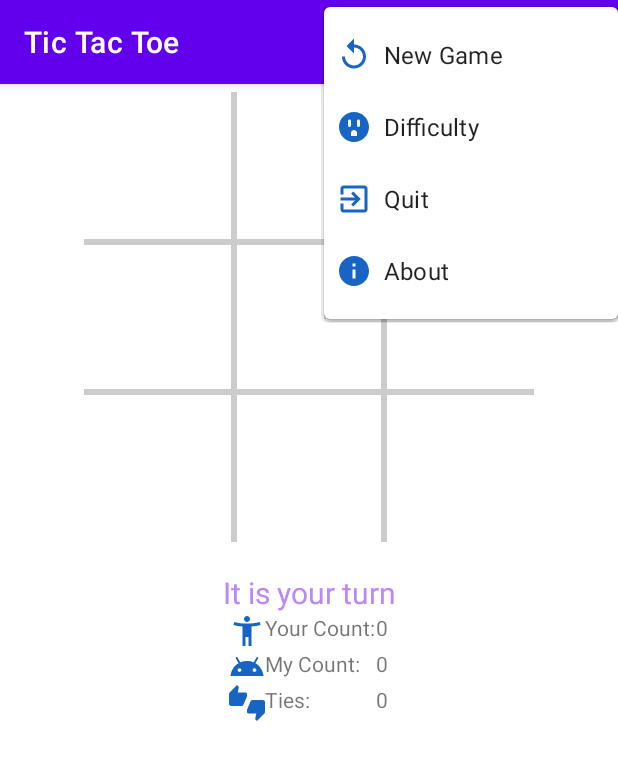
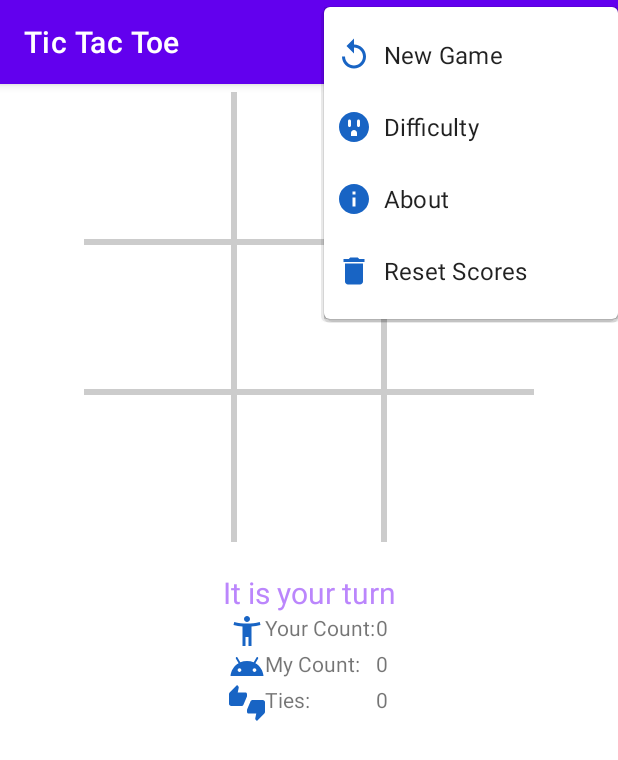
Before and after one commit to CristianV9610/Diseno-de-Apps-Moviles-Reto6, an Android app: the screen it shows after launch (MainActivity), after a tap on "Options", on a phone screen of 412 x 824 dp. Shown: the top 760 px of the screen. Run offline under Robolectric (Android 15) with nearby library versions, the phone set to English and light mode, and no system bars.

Commit message:
Landscape view added, portrait mode added to app, save and restore variables before rotating to portrait mode or exit the game added.

```diff
--- a/app/src/main/java/edu/unal/mytictactoegame/MainActivity.java
+++ b/app/src/main/java/edu/unal/mytictactoegame/MainActivity.java
@@ -4,22 +4,23 @@ import android.app.AlertDialog;
 import android.app.Dialog;
 import android.content.Context;
 import android.content.DialogInterface;
-import android.graphics.Color;
+//import android.graphics.Color;
+import android.content.SharedPreferences;
 import android.media.MediaPlayer;
 import android.os.Bundle;
 import android.os.Handler;
-import android.util.Log;
+//import android.util.Log;
 import android.view.LayoutInflater;
 import android.view.Menu;
 import android.view.MenuInflater;
 import android.view.MenuItem;
 import androidx.appcompat.app.AppCompatActivity;
-import androidx.fragment.app.DialogFragment;
+//import androidx.fragment.app.DialogFragment;
 
 import android.view.MotionEvent;
 import android.view.View;
 
-import android.widget.Button;
+//import android.widget.Button;
 import android.widget.TextView;
 import android.widget.Toast;
 
@@ -27,19 +28,20 @@ public class MainActivity extends AppCompatActivity {
 
     private TicTacToeGame mGame;
     private BoardView mBoardView;
-
     private TextView mInfoTextView;
     private TextView mTieCountView;
     private TextView mYourCountView;
     private TextView mMyCountView;
+    private SharedPreferences mPrefs;
 
     private boolean mGameOver;
     private int mYourCount;
     private int mMyCount;
     private int mTieCount;
+    private int mDifficulty;
 
     static final int DIALOG_DIFFICULTY_ID = 0;
-    static final int DIALOG_QUIT_ID = 1;
+    static final int DIALOG_RESET_ID = 1;
     static final int DIALOG_ABOUT_ID = 2;
 
     MediaPlayer mHumanMediaPlayer;
@@ -142,8 +144,6 @@ public class MainActivity extends AppCompatActivity {
         }
     };
 
-
-
     private void startNewGame(){
 
         mGame.clearBoard();
@@ -165,6 +165,12 @@ public class MainActivity extends AppCompatActivity {
             return true;
         }
         return false;
+    }
+
+    private void displayScores(){
+        mMyCountView.setText(String.valueOf(mMyCount));
+        mYourCountView.setText(String.valueOf(mYourCount));
+        mTieCountView.setText(String.valueOf(mTieCount));
     }
 
     @Override
@@ -192,18 +198,14 @@ public class MainActivity extends AppCompatActivity {
     @Override
     protected void onCreate(Bundle savedInstanceState) {
         super.onCreate(savedInstanceState);
+
         setContentView(R.layout.activity_main);
 
-//        mBoardButtons = new Button[TicTacToeGame.BoardSize];
-//        mBoardButtons[0] = findViewById(R.id.one);
-//        mBoardButtons[1] = findViewById(R.id.two);
-//        mBoardButtons[2] = findViewById(R.id.three);
-//        mBoardButtons[3] = findViewById(R.id.four);
-//        mBoardButtons[4] = findViewById(R.id.five);
-//        mBoardButtons[5] = findViewById(R.id.six);
-//        mBoardButtons[6] = findViewById(R.id.seven);
-//        mBoardButtons[7] = findViewById(R.id.eight);
-//        mBoardButtons[8] = findViewById(R.id.nine);
+        mPrefs = getSharedPreferences("ttt_prefs" , MODE_PRIVATE);
+        mYourCount = mPrefs.getInt("mYourCount", 0);
+        mMyCount = mPrefs.getInt("mMyCount", 0);
+        mTieCount = mPrefs.getInt("mTieCount", 0);
+        mDifficulty = mPrefs.getInt("mDifficulty", 2);
 
         mInfoTextView = findViewById(R.id.information);
         mTieCountView = findViewById(R.id.tiecount);
@@ -214,14 +216,37 @@ public class MainActivity extends AppCompatActivity {
         mBoardView = findViewById(R.id.board);
         mBoardView.setGame(mGame);
 
-        mYourCount = 0;
-        mMyCount = 0;
-        mTieCount = 0;
-
         mBoardView.setOnTouchListener(mTouchListener);
 
+        if (savedInstanceState == null){
+            startNewGame();
+        }
 
-        startNewGame();
+        else {
+            mGame.setBoardState(savedInstanceState.getCharArray("board"));
+            mGameOver = savedInstanceState.getBoolean("mGameOver");
+            mInfoTextView.setText(savedInstanceState.getCharSequence("info"));
+            mYourCount = savedInstanceState.getInt("mYourCount") ;
+            mMyCount = savedInstanceState.getInt("mMyCount");
+            mTieCount = savedInstanceState.getInt("mTieCount");
+            mDifficulty = savedInstanceState.getInt("mDifficulty");
+            //mGoFirst = savedInstanceState.getChar("mGoFirst");
+        }
+
+        switch(mDifficulty) {
+            case 0:
+                mGame.setDifficulty(TicTacToeGame.Difficulty.Easy);
+                break;
+            case 1:
+                mGame.setDifficulty(TicTacToeGame.Difficulty.Harder);
+                break;
+            case 2:
+                mGame.setDifficulty(TicTacToeGame.Difficulty.Expert);
+                break;
+        }
+
+        displayScores();
+
     }
 
     @Override
@@ -242,8 +267,8 @@ public class MainActivity extends AppCompatActivity {
             case R.id.ai_difficulty:
                 showDialog(DIALOG_DIFFICULTY_ID);
                 return true;
-            case R.id.quit:
-                showDialog(DIALOG_QUIT_ID);
+            case R.id.reset_scores:
+                showDialog(DIALOG_RESET_ID);
                 return true;
             case R.id.about:
                 showDialog(DIALOG_ABOUT_ID);
@@ -256,9 +281,7 @@ public class MainActivity extends AppCompatActivity {
     protected Dialog onCreateDialog(int id){
         Dialog dialog = null;
         AlertDialog.Builder builder = new AlertDialog.Builder(this);
-        int selected = 2;
-        TicTacToeGame.Difficulty DifficultyLevel;
-
+        //mDifficulty = 2;
         switch(id) {
             case DIALOG_DIFFICULTY_ID:
                 builder.setTitle(R.string.difficulty_choose);
@@ -268,12 +291,11 @@ public class MainActivity extends AppCompatActivity {
                         getResources().getString(R.string.difficulty_expert)
                 };
 
-                DifficultyLevel = mGame.getDifficultyLevel();
-
-                builder.setSingleChoiceItems(levels, selected,
+                builder.setSingleChoiceItems(levels, mDifficulty,
                         new DialogInterface.OnClickListener() {
                             public void onClick(DialogInterface dialog, int item) {
                                 dialog.dismiss();
+                                mDifficulty = item;
                                 switch(item) {
                                     case 0:
                                         mGame.setDifficulty(TicTacToeGame.Difficulty.Easy);
@@ -292,12 +314,16 @@ public class MainActivity extends AppCompatActivity {
                         });
                 dialog = builder.create();
                 break;
-            case DIALOG_QUIT_ID:
-                builder.setMessage(R.string.quit_question)
+
+            case DIALOG_RESET_ID:
+                builder.setMessage(R.string.scores_reset)
                         .setCancelable(false)
                         .setPositiveButton(R.string.yes, new DialogInterface.OnClickListener() {
                             public void onClick(DialogInterface dialog, int id){
-                                MainActivity.this.finish();
+                                mYourCount = 0;
+                                mMyCount = 0;
+                                mTieCount = 0;
+                                displayScores();;
                             }
                         })
                         .setNegativeButton(R.string.no, null);
@@ -317,6 +343,48 @@ public class MainActivity extends AppCompatActivity {
 
     }
 
+    @Override
+    protected void onSaveInstanceState(Bundle outState) {
+        super.onSaveInstanceState(outState);
+
+        outState.putCharArray("board", mGame.getBoardState());
+        outState.putBoolean("mGameOver", mGameOver);
+        outState.putInt("mYourCount", mYourCount);
+        outState.putInt("mMyCount", mMyCount);
+        outState.putInt("mTieCount", mTieCount);
+        outState.putCharSequence("info", mInfoTextView.getText());
+        //outState.putChar("");
+
+
+    }
+
+    @Override
+    protected void onRestoreInstanceState(Bundle savedInstanceState) {
+        super.onRestoreInstanceState(savedInstanceState);
+
+        mGame.setBoardState(savedInstanceState.getCharArray("board"));
+        mGameOver = savedInstanceState.getBoolean("mGameOver");
+        mInfoTextView.setText(savedInstanceState.getCharSequence("info"));
+        mYourCount = savedInstanceState.getInt("mYourCount");
+        mMyCount = savedInstanceState.getInt("mMyCount");
+        mTieCount = savedInstanceState.getInt("mTieCount");
+        mDifficulty = savedInstanceState.getInt("mDifficulty");
+
+        //mGoFirst = savedInstanceState.getChar("mGoFirst");
+    }
+
+    @Override
+    protected void onStop() {
+        super.onStop();
+
+        SharedPreferences.Editor ed = mPrefs.edit();
+        ed.putInt("mYourCount", mYourCount);
+        ed.putInt("mMyCount", mMyCount);
+        ed.putInt("mTieCount", mTieCount);
+        ed.putInt("mDifficulty", mDifficulty);
+        ed.commit();
+
+    }
 
 
 
--- /dev/null
+++ b/app/src/main/res/drawable/ic_reset.xml
@@ -0,0 +1,5 @@
+<vector android:height="24dp" android:tint="#1864C4"
+    android:viewportHeight="24" android:viewportWidth="24"
+    android:width="24dp" xmlns:android="http://schemas.android.com/apk/res/android">
+    <path android:fillColor="@android:color/white" android:pathData="M6,19c0,1.1 0.9,2 2,2h8c1.1,0 2,-0.9 2,-2V7H6v12zM19,4h-3.5l-1,-1h-5l-1,1H5v2h14V4z"/>
+</vector>
--- /dev/null
+++ b/app/src/main/res/layout-land/activity_main.xml
@@ -0,0 +1,117 @@
+<?xml version="1.0" encoding="utf-8"?>
+<LinearLayout xmlns:android="http://schemas.android.com/apk/res/android"
+    xmlns:app="http://schemas.android.com/apk/res-auto"
+    android:layout_width="fill_parent"
+    android:layout_height="fill_parent"
+    android:gravity="center_horizontal"
+    android:orientation="horizontal">
+
+    <edu.unal.mytictactoegame.BoardView
+        android:id="@+id/board"
+        android:layout_width="270dp"
+        android:layout_height="270dp"
+        android:layout_marginTop="10dp"
+        android:gravity="left"/>
+
+    <TableLayout
+        android:id="@+id/count_table"
+        android:layout_width="wrap_content"
+        android:layout_height="match_parent"
+        android:gravity="center_horizontal|fill_horizontal|center_vertical"
+        android:orientation="vertical">
+
+        <TableRow
+            android:layout_width="match_parent"
+            android:layout_height="match_parent">
+
+            <Space
+                android:layout_width="wrap_content"
+                android:layout_height="wrap_content" />
+
+            <TextView
+                android:id="@+id/information"
+                android:layout_width="wrap_content"
+                android:layout_height="wrap_content"
+                android:layout_marginTop="20dp"
+                android:gravity="center_horizontal"
+                android:text="@string/info"
+                android:textColor="@color/purple_200"
+                android:textSize="20sp" />
+
+            <Space
+                android:layout_width="wrap_content"
+                android:layout_height="wrap_content" />
+        </TableRow>
+
+        <TableRow
+            android:layout_width="wrap_content"
+            android:layout_height="wrap_content">
+
+            <ImageView
+                android:id="@+id/humanimageview"
+                android:layout_width="wrap_content"
+                android:layout_height="wrap_content"
+                app:srcCompat="@drawable/ic_human" />
+
+            <TextView
+                android:id="@+id/humantext"
+                android:layout_width="wrap_content"
+                android:layout_height="wrap_content"
+                android:text="@string/your_count_text" />
+
+            <TextView
+                android:id="@+id/humancount"
+                android:layout_width="wrap_content"
+                android:layout_height="wrap_content"
+                android:text="@string/your_count" />
+        </TableRow>
+
+        <TableRow
+            android:layout_width="match_parent"
+            android:layout_height="match_parent">
+
+            <ImageView
+                android:id="@+id/androidimageview"
+                android:layout_width="wrap_content"
+                android:layout_height="wrap_content"
+                app:srcCompat="@drawable/ic_android" />
+
+            <TextView
+                android:id="@+id/androidtext"
+                android:layout_width="wrap_content"
+                android:layout_height="wrap_content"
+                android:text="@string/my_count_text" />
+
+            <TextView
+                android:id="@+id/androidcount"
+                android:layout_width="wrap_content"
+                android:layout_height="wrap_content"
+                android:text="@string/my_count" />
+        </TableRow>
+
+        <TableRow
+            android:layout_width="match_parent"
+            android:layout_height="match_parent">
+
+            <ImageView
+                android:id="@+id/tieimageview"
+                android:layout_width="wrap_content"
+                android:layout_height="wrap_content"
+                app:srcCompat="@drawable/ic_tie" />
+
+            <TextView
+                android:id="@+id/tietext"
+                android:layout_width="wrap_content"
+                android:layout_height="wrap_content"
+                android:text="@string/tie_text" />
+
+            <TextView
+                android:id="@+id/tiecount"
+                android:layout_width="wrap_content"
+                android:layout_height="wrap_content"
+                android:text="@string/ties" />
+        </TableRow>
+
+    </TableLayout>
+
+</LinearLayout>
--- a/app/src/main/res/menu/options_menu.xml
+++ b/app/src/main/res/menu/options_menu.xml
@@ -16,14 +16,14 @@
                 android:title="Difficulty"
                 android:icon="@drawable/ic_difficult"
                 />
-            <item android:id="@+id/quit"
-                android:title="Quit"
-                android:icon="@drawable/ic_quit"
-                />
             <item android:id="@+id/about"
                 android:title="About"
                 android:icon="@drawable/ic_about"
                 />
+            <item android:id="@+id/reset_scores"
+                android:title="Reset Scores"
+                android:icon="@drawable/ic_reset"
+                />
         </menu>
     </item>
 </menu>
--- a/app/src/main/res/values/strings.xml
+++ b/app/src/main/res/values/strings.xml
@@ -18,6 +18,8 @@
     <string name="difficulty_expert">Expert</string>
     <string name="quit_question">Are you sure you want to quit</string>
     <string name="yes">Yes</string>
+    <string name="ok">Ok</string>
+    <string name="scores_reset">Are you sure you want to reset scores?</string>
     <string name="no">No</string>
     <string name="about_title">Tic Tac Toe, by Unknown</string>
     <string name="about_text">Choose from one of three difficult levels, do not let Android beat you</string>
```
Also changed, not shown: app/src/main/java/edu/unal/mytictactoegame/TicTacToeGame.java (+16 -6 lines).
